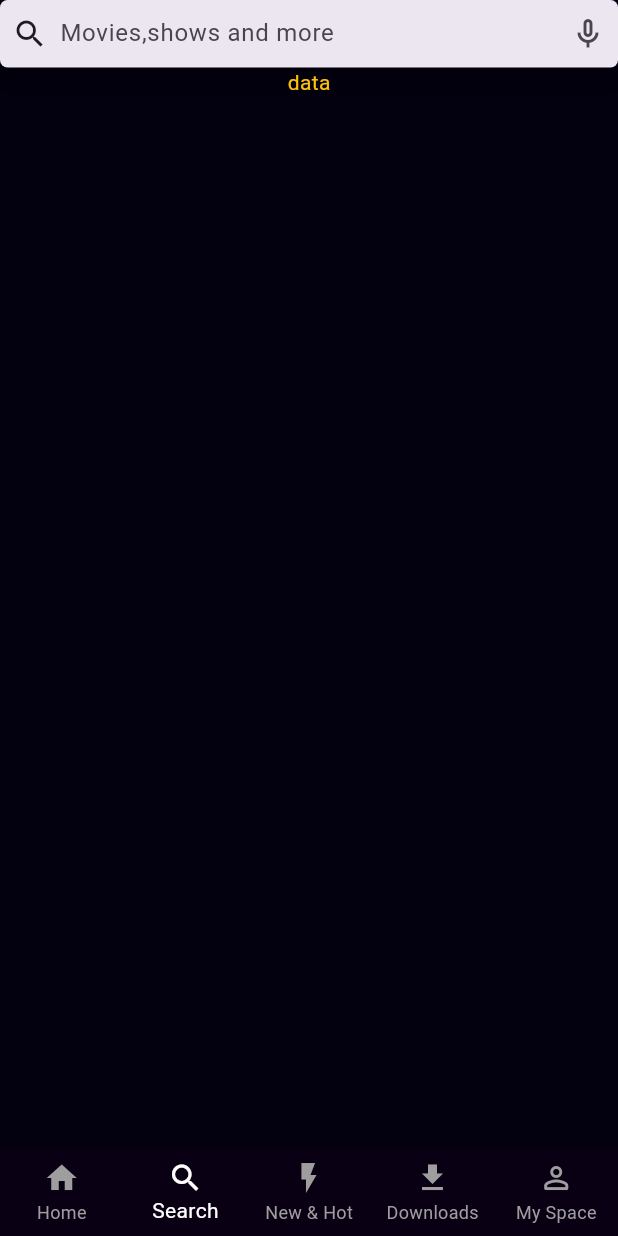
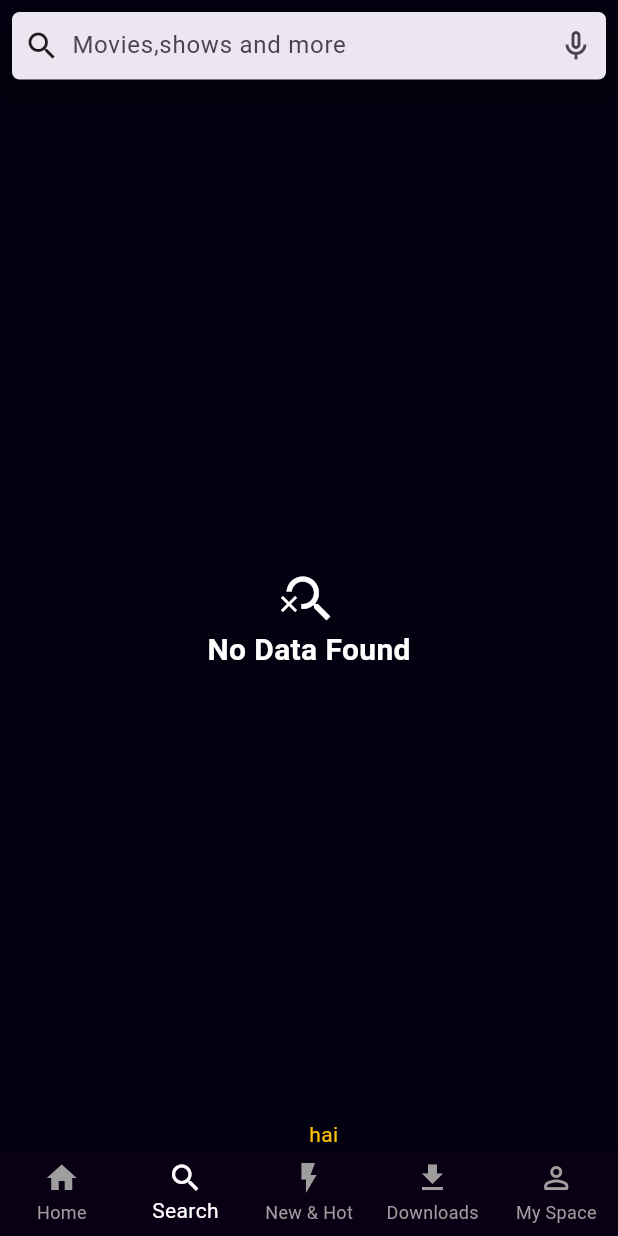
Before and after one commit to salman-kv/hotstar, a Flutter app: the MainPage screen opened directly, item 2 of the bottom bar chosen, on a phone screen of 412 x 824 dp. Run offline on Flutter 3.47's test engine with Material 3 defaults, Android fonts, the phone set to English and light mode, and no system bars; our stand-ins replace carousel_slider, video_player; network calls fail.

Commit message:
after search today

```diff
--- a/hotstar/lib/api/calling_api.dart
+++ b/hotstar/lib/api/calling_api.dart
@@ -5,6 +5,7 @@ import 'package:http/http.dart' as http;
 
 const baseUrl = 'https://api.themoviedb.org/3/';
 const apikey = '?api_key=309101d3dc7e4c3c6b9970ea9fcfb5b0';
+// https://api.themoviedb.org/3/trending/tv/day?api_key=309101d3dc7e4c3c6b9970ea9fcfb5b0
 const searchUri ='https://api.themoviedb.org/3/search/movie?api_key=309101d3dc7e4c3c6b9970ea9fcfb5b0&query=';
 
 getdata(String url, List<dynamic> list) async {
--- a/hotstar/lib/function/movie.dart
+++ b/hotstar/lib/function/movie.dart
@@ -3,6 +3,7 @@ import 'package:flutter/material.dart';
 List<dynamic> latest=[];
 List<dynamic> trending=[];
 List<dynamic> mainmovie=[];
+List<dynamic> tvShow=[];
 ValueNotifier<List<dynamic>> searchListener=ValueNotifier([]);
 
 
--- a/hotstar/lib/home/carousel.dart
+++ b/hotstar/lib/home/carousel.dart
@@ -56,7 +56,7 @@ class Carousel extends StatelessWidget {
                         '${mainmovie[index]['release_date']}',
                         style: const TextStyle(
                             color: Color.fromARGB(255, 255, 255, 255),
-                            fontSize: 18,
+                            fontSize: 16,
                             fontWeight: FontWeight.bold,
                             fontFamily: AutofillHints.addressCityAndState),
                       ),
--- a/hotstar/lib/home/main_page.dart
+++ b/hotstar/lib/home/main_page.dart
@@ -7,15 +7,15 @@ import 'package:hotstar/home/search_page.dart';
 
 // ignore: must_be_immutable
 class MainPage extends StatefulWidget {
-    MainPage({super.key,data});
+  MainPage({super.key, data});
 
   @override
   State<MainPage> createState() => _MainPageState();
 }
 
 class _MainPageState extends State<MainPage> {
-  int current=0;
-  List<Widget> pages=[
+  int current = 0;
+  List<Widget> pages = [
     const HomeScreen(),
     const SearchPage(),
     const NewHot(),
@@ -28,28 +28,42 @@ class _MainPageState extends State<MainPage> {
     // MaterialApp
     return SafeArea(
       child: Scaffold(
-        backgroundColor:   const Color.fromARGB(255, 3, 0, 15),
-        body:pages[current],
+        backgroundColor: const Color.fromARGB(255, 3, 0, 15),
+        body: Stack(
+          children: [
+            pages[current],
+            Positioned(
+              bottom: 0,
+              left: MediaQuery.of(context).size.width / 2,
+              child: Text(
+                'hai',
+                style: TextStyle(color: Colors.amber),
+              ),
+            ),
+          ],
+        ),
         bottomNavigationBar: BottomNavigationBar(
             currentIndex: current,
             onTap: (value) {
-            current=value;
-            setState(() {
-
-            });
+              current = value;
+              setState(() {});
             },
             type: BottomNavigationBarType.fixed,
-          backgroundColor:  const Color.fromARGB(255, 10, 0, 20),
+            backgroundColor: const Color.fromARGB(255, 10, 0, 20),
             unselectedItemColor: Colors.grey,
             selectedItemColor: Colors.white,
-          items:const [
-          BottomNavigationBarItem(icon: Icon(Icons.home),label: 'Home'),
-          BottomNavigationBarItem(icon: Icon(Icons.search),label: 'Search'),
-          BottomNavigationBarItem(icon: Icon(Icons.flash_on_sharp),label: 'New & Hot'),
-          BottomNavigationBarItem(icon: Icon(Icons.download),label: 'Downloads'),
-          BottomNavigationBarItem(icon: Icon(Icons.person_outline_rounded),label: 'My Space'),
+            items: const [
+              BottomNavigationBarItem(icon: Icon(Icons.home), label: 'Home'),
+              BottomNavigationBarItem(
+                  icon: Icon(Icons.search), label: 'Search'),
+              BottomNavigationBarItem(
+                  icon: Icon(Icons.flash_on_sharp), label: 'New & Hot'),
+              BottomNavigationBarItem(
+                  icon: Icon(Icons.download), label: 'Downloads'),
+              BottomNavigationBarItem(
+                  icon: Icon(Icons.person_outline_rounded), label: 'My Space'),
             ]),
-
+        // floatingActionButton: FloatingActionButton(onPressed: () {}),
       ),
     );
   }
--- a/hotstar/lib/home/potrate_list.dart
+++ b/hotstar/lib/home/potrate_list.dart
@@ -24,7 +24,7 @@ class PotrateList extends StatelessWidget {
         SingleChildScrollView(
           scrollDirection: Axis.horizontal,
           child: Row(
-            children: List.generate(latest.length, (index) {
+            children: List.generate(listData.length, (index) {
               return Container(
                 margin: const EdgeInsets.all(5),
                 height: 200,
@@ -34,7 +34,7 @@ class PotrateList extends StatelessWidget {
                   borderRadius: BorderRadius.circular(5),
                   image: DecorationImage(
                       image: NetworkImage(
-                          'https://image.tmdb.org/t/p/w500/${latest[index]["poster_path"]}'),
+                          'https://image.tmdb.org/t/p/w500/${listData[index]["poster_path"]}'),
                       fit: BoxFit.fill),
                 ),
                 // child: Text('haaa'),
--- a/hotstar/lib/home/search_page.dart
+++ b/hotstar/lib/home/search_page.dart
@@ -10,7 +10,9 @@ class SearchPage extends StatelessWidget {
     SearchEmpty();
     return Column(
       children: [
-        SizedBox(
+        Padding(
+          padding: const EdgeInsets.all(8.0),
+          child: SizedBox(
             height: 45,
             child: SearchBar(
               onChanged: (value) {
@@ -27,13 +29,30 @@ class SearchPage extends StatelessWidget {
                   borderRadius: BorderRadius.all(Radius.circular(5)))),
             ),
           ),
+        ),
         ValueListenableBuilder(
           valueListenable: searchListener,
           builder: (context, valu, _) {
             return valu.isEmpty
-                ? const Text(
-                    'data',
-                    style: TextStyle(color: Colors.amber),
+                ? const Expanded(
+                    child: Column(
+                      mainAxisAlignment: MainAxisAlignment.center,
+                      children: [
+                        Icon(
+                          Icons.search_off,
+                          color: Colors.white,
+                          size: 40,
+                        ),
+                        Text(
+                          'No Data Found',
+                          style: TextStyle(
+                            color: Colors.white,
+                            fontSize: 20,
+                            fontWeight: FontWeight.bold,
+                          ),
+                        ),
+                      ],
+                    ),
                   )
                 : Expanded(
                     child: SingleChildScrollView(
@@ -45,7 +64,7 @@ class SearchPage extends StatelessWidget {
                               width: double.infinity,
                               margin: const EdgeInsets.all(10),
                               decoration: const BoxDecoration(
-                                color: Colors.amber,
+                                  // color: Colors.amber,s
                                   ),
                               child: Row(
                                 children: [
@@ -82,21 +101,27 @@ class SearchPage extends StatelessWidget {
                                           children: [
                                             Text(
                                               valu[index]['title'],
-                                              style: TextStyle(
+                                              style: const TextStyle(
                                                   color: Colors.white,
                                                   fontSize: 20,
                                                   fontWeight: FontWeight.bold),
                                             ),
                                             Text(
                                               'Language : ${valu[index]['original_language']}',
-                                              style: TextStyle(
-                                                  color: Colors.white,
+                                              style: const TextStyle(
+                                                  color: Colors.grey,
                                                   fontSize: 18),
                                             ),
                                             Text(
                                               'Release Date : ${valu[index]['release_date']}',
-                                              style: TextStyle(
-                                                  color: Colors.white,
+                                              style: const TextStyle(
+                                                  color: Colors.grey,
+                                                  fontSize: 16),
+                                            ),
+                                            Text(
+                                              'Rating : ${valu[index]['vote_average']}',
+                                              style: const TextStyle(
+                                                  color: Colors.grey,
                                                   fontSize: 16),
                                             ),
                                           ],
--- a/hotstar/lib/splash_screen.dart
+++ b/hotstar/lib/splash_screen.dart
@@ -42,6 +42,7 @@ class _SplashScreenState extends State<SplashScreen> {
       await getdata('movie/now_playing',mainmovie);
       await getdata('movie/popular',latest);
       await getdata('trending/movie/day',trending);
+      await getdata('trending/tv/day',tvShow);
 
        // ignore: use_build_context_synchronously
        Navigator.of(context).pushReplacement(MaterialPageRoute(builder: (ctx){
```
Also changed, not shown: hotstar/lib/appbar/custom_app_bar.dart (+20 -17 lines), hotstar/lib/home/home_page.dart (+11 -26 lines), hotstar/lib/home/landscape_list.dart (+11 -9 lines). Lines whose indentation alone changed are shown as unchanged.
